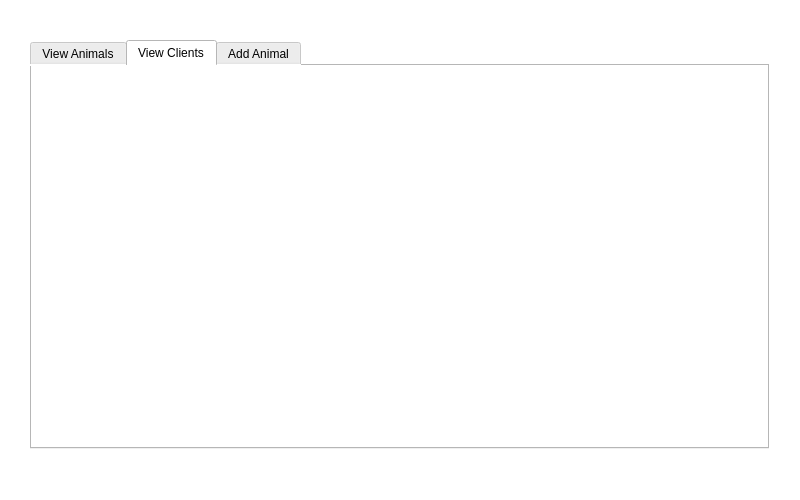
Qt form app/MainWindow/MainWindow.ui (lfroms/cuacs) before a commit.
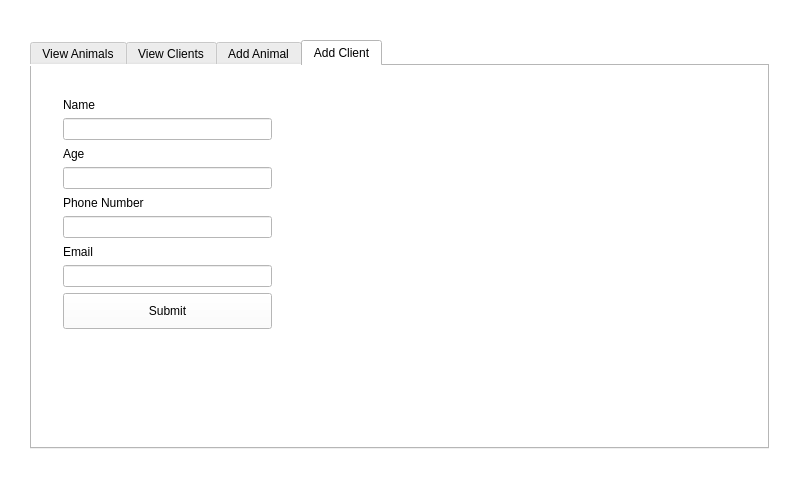
The same form after that commit.

Commit message: Add form for adding client

Diff of the .ui file:
```diff
--- a/app/MainWindow/MainWindow.ui
+++ b/app/MainWindow/MainWindow.ui
@@ -54,7 +54,7 @@
         </sizepolicy>
        </property>
        <property name="currentIndex">
-        <number>1</number>
+        <number>3</number>
        </property>
        <widget class="QWidget" name="viewAnimalsTab">
         <attribute name="title">
@@ -483,6 +483,88 @@
          </item>
         </widget>
        </widget>
+       <widget class="QWidget" name="addClientTab">
+        <attribute name="title">
+         <string>Add Client</string>
+        </attribute>
+        <widget class="QWidget" name="verticalLayoutWidget_5">
+         <property name="geometry">
+          <rect>
+           <x>20</x>
+           <y>20</y>
+           <width>231</width>
+           <height>254</height>
+          </rect>
+         </property>
+         <layout class="QVBoxLayout" name="clientVerticalLayout1">
+          <item>
+           <widget class="QLabel" name="clientNameLabel">
+            <property name="text">
+             <string>Name</string>
+            </property>
+           </widget>
+          </item>
+          <item>
+           <widget class="QLineEdit" name="clientNameEdit"/>
+          </item>
+          <item>
+           <widget class="QLabel" name="clientAgeLabel">
+            <property name="text">
+             <string>Age</string>
+            </property>
+           </widget>
+          </item>
+          <item>
+           <widget class="QLineEdit" name="clientAgeEdit"/>
+          </item>
+          <item>
+           <widget class="QLabel" name="clientPhoneNumberLabel">
+            <property name="text">
+             <string>Phone Number</string>
+            </property>
+           </widget>
+          </item>
+          <item>
+           <widget class="QLineEdit" name="clientPhoneNumberEdit"/>
+          </item>
+          <item>
+           <widget class="QLabel" name="clientEmailLabel">
+            <property name="text">
+             <string>Email</string>
+            </property>
+           </widget>
+          </item>
+          <item>
+           <widget class="QLineEdit" name="clientEmailEdit"/>
+          </item>
+          <item>
+           <widget class="QPushButton" name="clientSubmit">
+            <property name="sizePolicy">
+             <sizepolicy hsizetype="Minimum" vsizetype="Fixed">
+              <horstretch>0</horstretch>
+              <verstretch>0</verstretch>
+             </sizepolicy>
+            </property>
+            <property name="minimumSize">
+             <size>
+              <width>0</width>
+              <height>36</height>
+             </size>
+            </property>
+            <property name="text">
+             <string>Submit</string>
+            </property>
+            <property name="autoDefault">
+             <bool>false</bool>
+            </property>
+            <property name="flat">
+             <bool>false</bool>
+            </property>
+           </widget>
+          </item>
+         </layout>
+        </widget>
+       </widget>
       </widget>
      </item>
     </layout>
```
